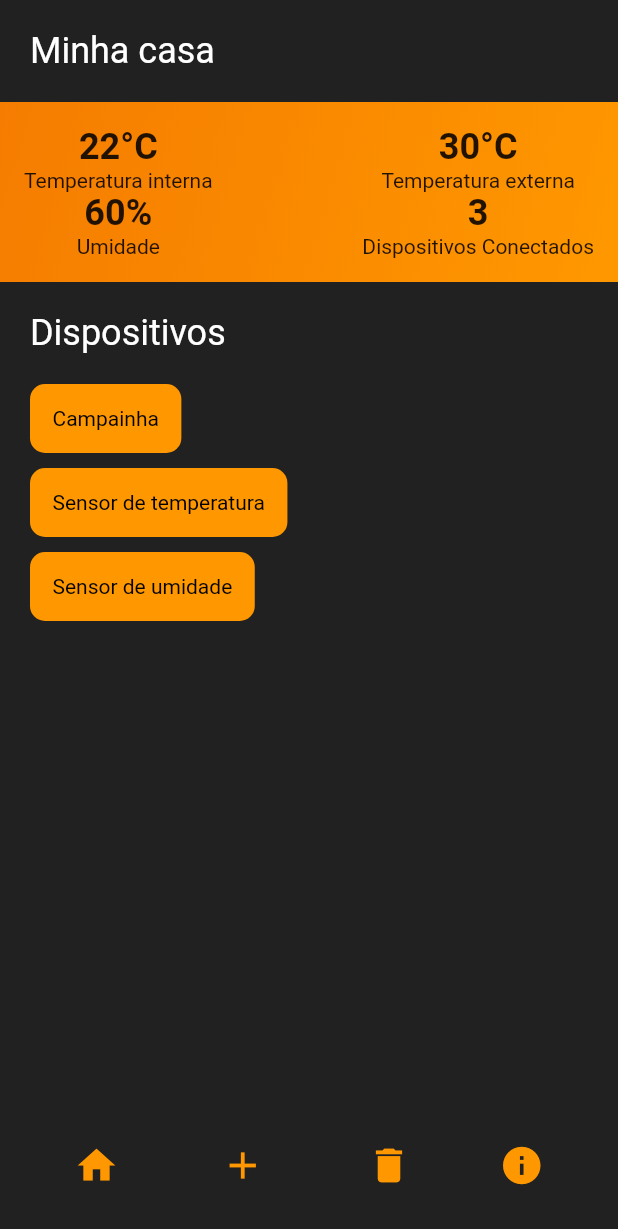
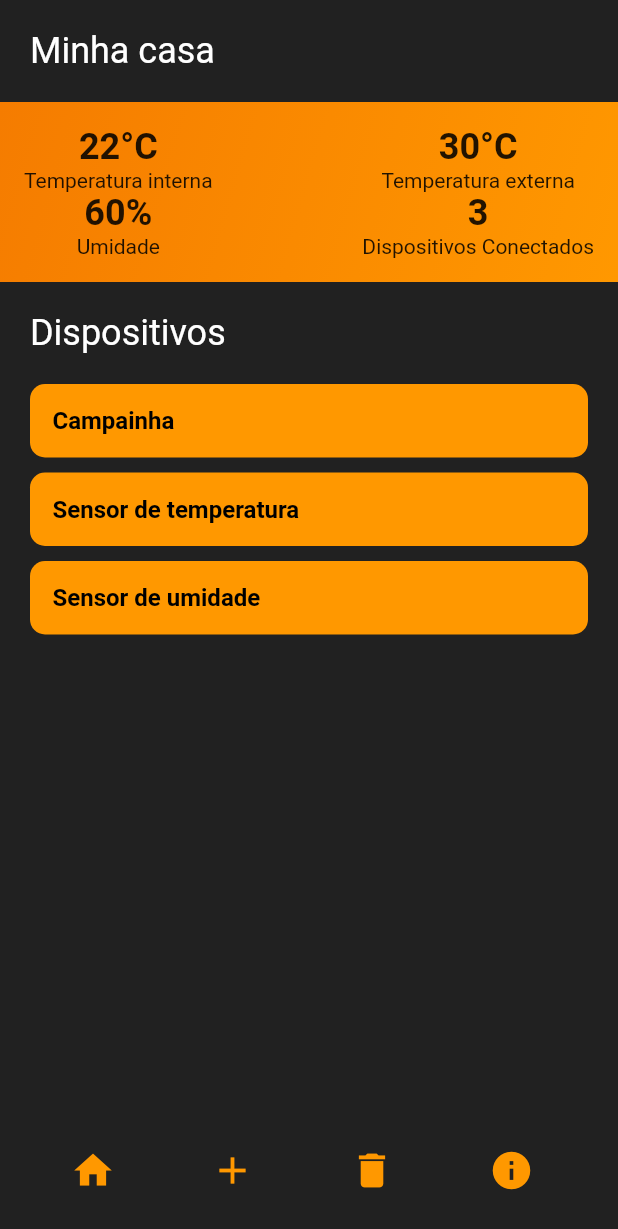
Before and after one commit to viniciusbregoli/sound-sense, a Flutter app: the screen it shows after launch, on a phone screen of 412 x 824 dp. Shown: the top 1229 px of the screen. Run offline on Flutter 3.47's test engine with Material 2 defaults, Android fonts, the light colour scheme and no system bars.

Commit message:
Tela inicial melhorada

```diff
--- a/lib/bottom_row.dart
+++ b/lib/bottom_row.dart
@@ -7,7 +7,7 @@ class BottomRow extends StatelessWidget {
 
   @override
   Widget build(BuildContext context) {
-    void openDialog() {
+    void openAddDialog() {
       showDialog(
         context: context,
         builder: (BuildContext context) {
@@ -54,18 +54,50 @@ class BottomRow extends StatelessWidget {
       );
     }
 
-    return Expanded(
-        child: Row(
+    void openInfoDialog() {
+      showDialog(
+        context: context,
+        builder: (BuildContext context) {
+          return AlertDialog(
+            backgroundColor: Colors.orange,
+            title: const Text('Informações'),
+            content: const SingleChildScrollView(
+              child: ListBody(
+                children: <Widget>[
+                  Text('Versão: 1.0.0'),
+                ],
+              ),
+            ),
+            actions: <Widget>[
+              TextButton(
+                child: const Text(
+                  "Fechar",
+                  style: TextStyle(color: Colors.black),
+                ),
+                onPressed: () {
+                  Navigator.of(context).pop();
+                },
+              ),
+            ],
+          );
+        },
+      );
+    }
+
+    return Row(
       mainAxisAlignment: MainAxisAlignment.spaceAround,
       children: [
         const Icon(Icons.home, color: Colors.orange, size: 30.0),
         IconButton(
           icon: const Icon(Icons.add, color: Colors.orange, size: 30.0),
-          onPressed: openDialog,
+          onPressed: openAddDialog,
         ),
         const Icon(Icons.delete, color: Colors.orange, size: 30.0),
-        const Icon(Icons.info, color: Colors.orange, size: 30.0),
+        IconButton(
+          icon: const Icon(Icons.info, color: Colors.orange, size: 30.0),
+          onPressed: openInfoDialog,
+        ),
       ],
-    ));
+    );
   }
 }
--- a/lib/devices.dart
+++ b/lib/devices.dart
@@ -1,5 +1,4 @@
 import 'package:flutter/material.dart';
-import 'package:sada/bottom_row.dart';
 
 class Devices extends StatelessWidget {
   const Devices({super.key});
@@ -8,25 +7,29 @@ class Devices extends StatelessWidget {
   Widget build(BuildContext context) {
     return Expanded(
       child: Container(
-        padding: const EdgeInsets.all(20.0),
-        color: Colors.grey[900],
+        padding: const EdgeInsets.symmetric(horizontal: 20.0),
+        color: Colors.grey[900], // Cor de fundo da seção de dispositivos
         child: Column(
           crossAxisAlignment: CrossAxisAlignment.start,
           children: [
-            const Text('Dispositivos',
-                style: TextStyle(color: Colors.white, fontSize: 24.0)),
             const SizedBox(height: 20.0),
-            deviceButton('Campainha'),
-            deviceButton('Sensor de temperatura'),
-            deviceButton('Sensor de umidade'),
-            const Spacer(), // Gambiarra pra alinhar os botões
-            const Spacer(),
-            const Spacer(),
-            const Spacer(),
-            const Spacer(),
-            const Spacer(),
-            const BottomRow(),
-          ],
+            const Text(
+              'Dispositivos',
+              style: TextStyle(color: Colors.white, fontSize: 24.0),
+            ),
+            const SizedBox(height: 20.0),
+            Expanded(
+              child: ListView(
+                children: [
+                  deviceButton('Campainha'),
+                  const SizedBox(height: 10.0),
+                  deviceButton('Sensor de temperatura'),
+                  const SizedBox(height: 10.0),
+                  deviceButton('Sensor de umidade'),
+                ],
+              ),
+            ),
+            ],
         ),
       ),
     );
@@ -34,13 +37,19 @@ class Devices extends StatelessWidget {
 
   Widget deviceButton(String device) {
     return Container(
-      margin: const EdgeInsets.only(bottom: 10.0),
       padding: const EdgeInsets.all(15.0),
       decoration: BoxDecoration(
-        color: Colors.orange,
-        borderRadius: BorderRadius.circular(10.0),
+        color: Colors.orange, // Cor do botão
+        borderRadius: BorderRadius.circular(10.0), // Arredondamento do botão
       ),
-      child: Text(device, style: const TextStyle(color: Colors.black)),
+      child: Text(
+        device,
+        style: const TextStyle(
+          color: Colors.black, // Cor do texto
+          fontSize: 16.0, // Tamanho do texto
+          fontWeight: FontWeight.bold, // Peso da fonte
+        ),
+      ),
     );
   }
 }
--- a/lib/main.dart
+++ b/lib/main.dart
@@ -1,6 +1,7 @@
 import 'package:flutter/material.dart';
 import 'package:sada/devices.dart';
 import 'package:sada/home_status_card.dart';
+import 'bottom_row.dart';
 
 void main() => runApp(const MyApp());
 
@@ -28,7 +29,12 @@ class MyApp extends StatelessWidget {
                 ),
               ),
               const HomeStatusCard(),
-              const Devices(),
+              const Expanded(child: Devices()),
+              Container(
+                color: Colors.grey[900],
+                padding: const EdgeInsets.all(20.0),
+                child: const BottomRow(),
+              )
             ],
           ),
         ),
```
